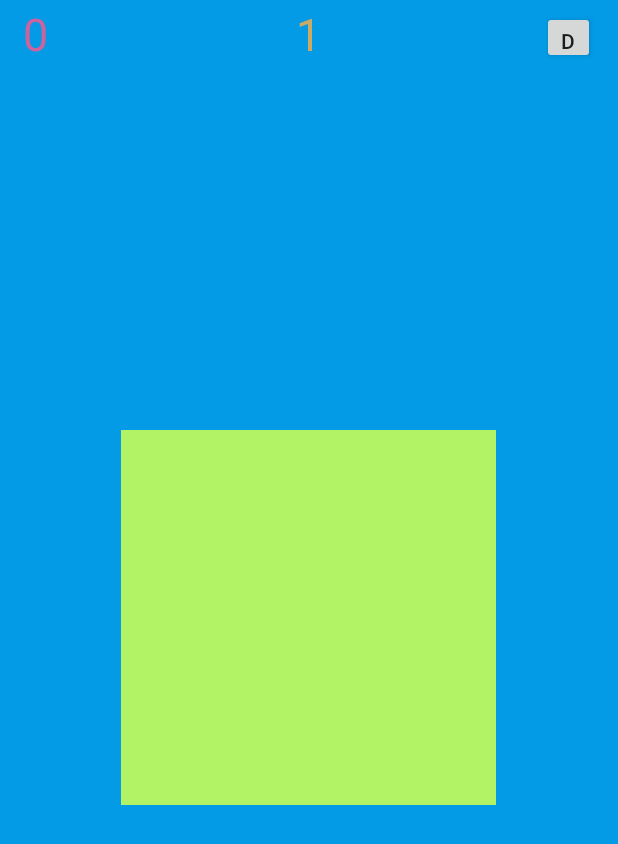
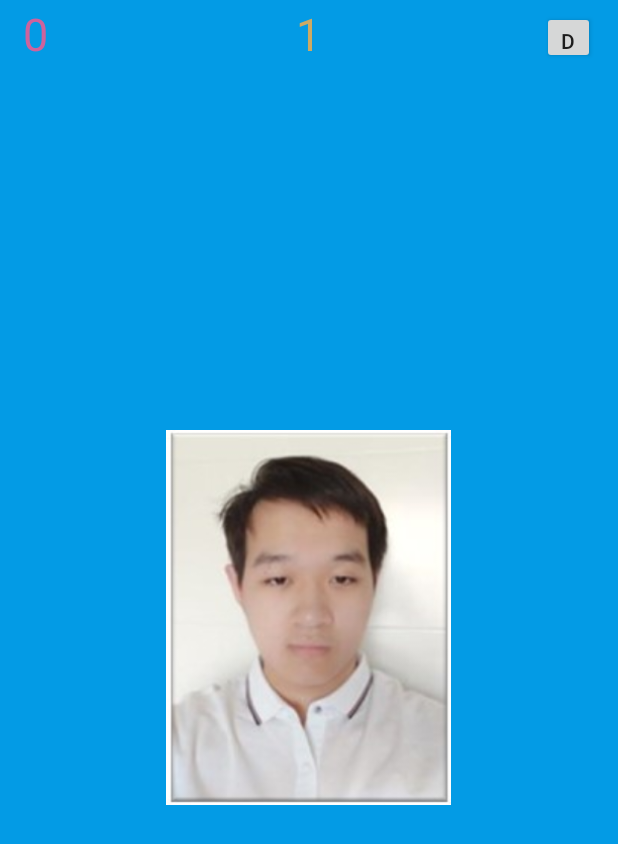
Before and after one commit to xfjboss/android-test-demo, an Android app: the screen it shows after launch (MainActivity), after a tap on an icon or button, on a phone screen of 412 x 824 dp. Shown: the top 844 px of the screen. Run offline under Robolectric (Android 15) with nearby library versions, the phone set to English and light mode, and no system bars; our stand-ins replace EventBus.

```diff
--- a/app/src/main/AndroidManifest.xml
+++ b/app/src/main/AndroidManifest.xml
@@ -14,7 +14,7 @@
         tools:targetApi="31">
 
         <activity
-            android:name=".views.MainActivity"
+            android:name=".activity.MainActivity"
             android:configChanges="orientation|keyboardHidden|screenSize"
             android:exported="true"
             android:theme="@style/AppTheme.NoActionBar">
--- a/app/src/main/java/com/example/virtuesaccumulator/views/MainActivity.java
+++ b/app/src/main/java/com/example/virtuesaccumulator/activity/MainActivity.java
@@ -1,4 +1,4 @@
-package com.example.virtuesaccumulator.views;
+package com.example.virtuesaccumulator.activity;
 
 import androidx.appcompat.app.AppCompatActivity;
 
@@ -15,18 +15,21 @@ import com.example.virtuesaccumulator.constant.VAConstDb;
 import com.example.virtuesaccumulator.controller.VAController;
 import com.example.virtuesaccumulator.model.VAModel;
 import com.example.virtuesaccumulator.model.VAModelEvent;
+import com.example.virtuesaccumulator.views.VAPopButton;
+import com.example.virtuesaccumulator.views.VAShakeView;
 
 import org.greenrobot.eventbus.EventBus;
 import org.greenrobot.eventbus.Subscribe;
 import org.greenrobot.eventbus.ThreadMode;
 
-public class MainActivity extends AppCompatActivity implements VAController.VAControllerCallback {
+public class MainActivity extends AppCompatActivity
+        implements VAController.VAControllerCallback, VAShakeView.ShakeViewCallback {
 
     public static int CLICK_TIME_LIMIT = 10;//10ms for one click
     TextView pointCounter;
     TextView coinCounter;
     Button settingButton;
-    View woodenFish;
+    VAPopButton woodenFish;
     long currentPoint = 0L;
     int coin = 0;
     VAController controller;
@@ -45,26 +48,14 @@ public class MainActivity extends AppCompatActivity implements VAController.VACo
 
         pointCounter.setText(String.valueOf(currentPoint));
         coinCounter.setText(String.valueOf(coin));
+        woodenFish.setClickCallback(this);
+        woodenFish.setImage(R.drawable.example);
         EventBus.getDefault().register(this);
     }
 
     @Override
     protected void onResume() {
         super.onResume();
-
-        woodenFish.setOnClickListener(new View.OnClickListener() {
-            @Override
-            public void onClick(View v) {
-                woodenFish.setEnabled(false);
-                new Handler().postDelayed(new Runnable(){
-                    @Override
-                    public void run() {
-                        woodenFish.setEnabled(true);
-                    }
-                }, CLICK_TIME_LIMIT);
-                dealWithCount();
-            }
-        });
     }
 
     @Override
@@ -135,4 +126,16 @@ public class MainActivity extends AppCompatActivity implements VAController.VACo
             coinCounter.setText(String.valueOf(coin));
         }
     }
+
+    @Override
+    public void onViewClicked() {
+        woodenFish.setEnabled(false);
+        new Handler().postDelayed(new Runnable(){
+            @Override
+            public void run() {
+                woodenFish.setEnabled(true);
+            }
+        }, CLICK_TIME_LIMIT);
+        dealWithCount();
+    }
 }
--- /dev/null
+++ b/app/src/main/java/com/example/virtuesaccumulator/activity/VAStoreActivity.java
@@ -0,0 +1,4 @@
+package com.example.virtuesaccumulator.activity;
+
+public class VAStoreActivity {
+}
--- /dev/null
+++ b/app/src/main/java/com/example/virtuesaccumulator/views/VAPopButton.java
@@ -0,0 +1,25 @@
+package com.example.virtuesaccumulator.views;
+
+import android.content.Context;
+import android.util.AttributeSet;
+import android.view.View;
+
+public class VAPopButton extends VAShakeView implements View.OnClickListener {
+    public VAPopButton(Context context) {
+        super(context);
+    }
+
+    public VAPopButton(Context context, AttributeSet attrs) {
+        super(context, attrs);
+    }
+
+    public VAPopButton(Context context, AttributeSet attrs, int defStyleAttr) {
+        super(context, attrs, defStyleAttr);
+    }
+
+    @Override
+    public void onClick(View v) {
+        super.onClick(v);
+        callback.onViewClicked();
+    }
+}
--- /dev/null
+++ b/app/src/main/java/com/example/virtuesaccumulator/views/VAShakeView.java
@@ -0,0 +1,75 @@
+package com.example.virtuesaccumulator.views;
+
+import android.content.Context;
+import android.util.AttributeSet;
+import android.view.View;
+import android.view.animation.Animation;
+import android.view.animation.BounceInterpolator;
+import android.view.animation.ScaleAnimation;
+import android.widget.FrameLayout;
+import android.widget.ImageView;
+
+public class VAShakeView extends FrameLayout implements View.OnClickListener {
+    public int imageResId;
+    public int animationPeriod = 300;
+    public ImageView imageView;
+    public ShakeViewCallback callback;
+
+    public VAShakeView(Context context) {
+        super(context);
+        init();
+    }
+
+    public VAShakeView(Context context, AttributeSet attrs) {
+        super(context, attrs);
+        init();
+    }
+
+    public VAShakeView(Context context, AttributeSet attrs, int defStyleAttr) {
+        super(context, attrs, defStyleAttr);
+        init();
+    }
+
+    private void init() {
+        imageView = new ImageView(getContext());
+        imageView.setLayoutParams(new LayoutParams(LayoutParams.MATCH_PARENT, LayoutParams.MATCH_PARENT));
+        imageView.setScaleType(ImageView.ScaleType.FIT_CENTER);
+        imageView.setImageResource(imageResId);
+        addView(imageView);
+        setOnClickListener(this);
+    }
+
+    private int getAnimationDuration() {
+        return animationPeriod;
+    }
+
+    public void setAnimationPeriod(int time) {
+        this.animationPeriod = time;
+    }
+
+    public void setImage(int resId) {
+        this.imageResId = resId;
+        imageView.setImageResource(imageResId);
+    }
+
+    public void setClickCallback(ShakeViewCallback callback) {
+        this.callback = callback;
+    }
+
+    @Override
+    public void onClick(View v) {
+        ScaleAnimation bounceAnimation = new ScaleAnimation(1f, 1.2f, 1f, 1.2f,
+                Animation.RELATIVE_TO_SELF, 0.5f,
+                Animation.RELATIVE_TO_SELF, 0.5f
+        );
+
+        bounceAnimation.setDuration(getAnimationDuration());
+        bounceAnimation.setInterpolator(new BounceInterpolator());
+
+        startAnimation(bounceAnimation);
+    }
+
+    public interface ShakeViewCallback {
+        void onViewClicked();
+    }
+}
--- a/app/src/main/java/com/example/virtuesaccumulator/views/VAStoreActivity.java
+++ /dev/null
@@ -1,4 +0,0 @@
-package com.example.virtuesaccumulator.views;
-
-public class VAStoreActivity {
-}
--- a/app/src/main/res/layout/virtues_main_page.xml
+++ b/app/src/main/res/layout/virtues_main_page.xml
@@ -5,7 +5,7 @@
     android:layout_height="match_parent"
     android:background="?attr/fullscreenBackgroundColor"
     android:theme="@style/ThemeOverlay.VirtuesAccumulator.FullscreenContainer"
-    tools:context=".views.MainActivity">
+    tools:context=".activity.MainActivity">
 
 
     <RelativeLayout
@@ -46,15 +46,15 @@
             android:layout_alignParentEnd="true"
             android:text="@string/dummy_button"/>
 
+
     </RelativeLayout>
 
-    <View
+    <com.example.virtuesaccumulator.views.VAPopButton
         android:id="@+id/wooden_fish"
         android:layout_height="250dp"
         android:layout_width="250dp"
         android:layout_gravity="center"
-        android:background="#B1F365"
-        tools:ignore="UselessParent">
-    </View>
+        android:clickable="true"
+        android:focusable="true" />
 
 </FrameLayout>
```
Also changed, not shown: app/src/main/res/drawable/example.png (added).
